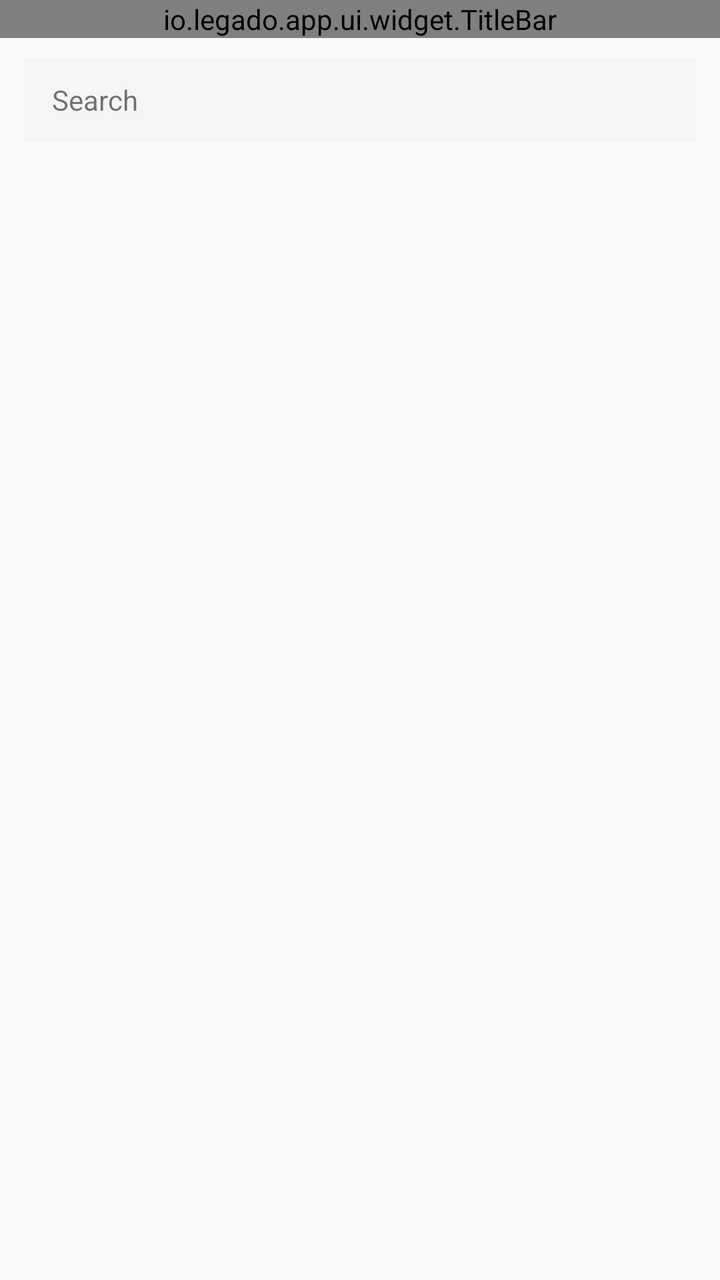
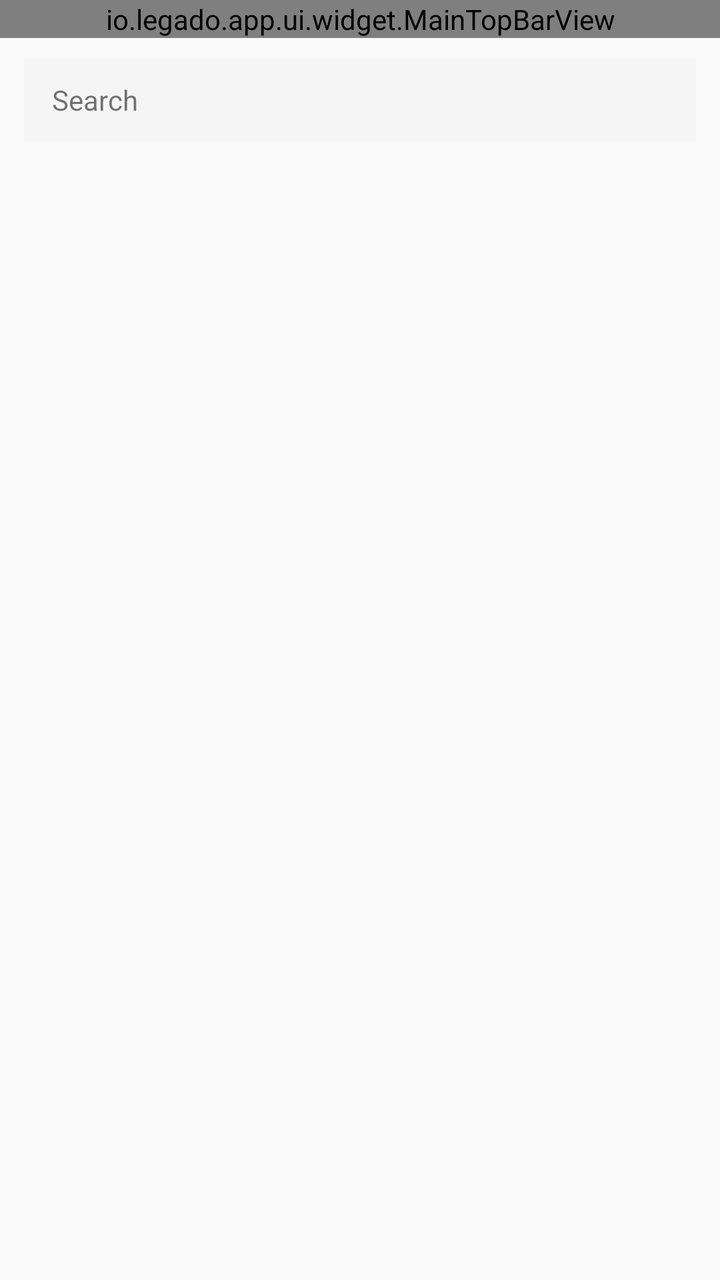

The first picture is an Android layout as it rendered before a commit; the second is the same layout after the commit. The layout source and the unified diff follow.
<!-- AndroidManifest.xml: application theme AppTheme.Light -->
<!-- res/layout/activity_ai_image_gallery.xml -->
<?xml version="1.0" encoding="utf-8"?>
<LinearLayout xmlns:android="http://schemas.android.com/apk/res/android"
    xmlns:app="http://schemas.android.com/apk/res-auto"
    android:layout_width="match_parent"
    android:layout_height="match_parent"
    android:orientation="vertical">

    <io.legado.app.ui.widget.TitleBar
        android:id="@+id/title_bar"
        android:layout_width="match_parent"
        android:layout_height="wrap_content"
        app:title="@string/ai_image_gallery" />

    <EditText
        android:id="@+id/et_search"
        android:layout_width="match_parent"
        android:layout_height="42dp"
        android:layout_marginStart="12dp"
        android:layout_marginTop="10dp"
        android:layout_marginEnd="12dp"
        android:background="@color/background_card"
        android:hint="@string/search"
        android:imeOptions="actionSearch"
        android:inputType="text"
        android:paddingStart="14dp"
        android:paddingEnd="14dp"
        android:singleLine="true"
        android:textColor="@color/primaryText"
        android:textColorHint="@color/secondaryText"
        android:textSize="14sp" />

    <HorizontalScrollView
        android:layout_width="match_parent"
        android:layout_height="wrap_content"
        android:clipToPadding="false"
        android:overScrollMode="never"
        android:paddingStart="12dp"
        android:paddingTop="10dp"
        android:paddingEnd="12dp"
        android:scrollbars="none">

        <LinearLayout
            android:id="@+id/filter_container"
            android:layout_width="wrap_content"
            android:layout_height="wrap_content"
            android:orientation="horizontal" />

    </HorizontalScrollView>

    <androidx.recyclerview.widget.RecyclerView
        android:id="@+id/recycler_view"
        android:layout_width="match_parent"
        android:layout_height="0dp"
        android:layout_marginTop="8dp"
        android:layout_weight="1"
        android:clipToPadding="false"
        android:paddingStart="10dp"
        android:paddingEnd="10dp"
        android:paddingBottom="16dp" />

    <LinearLayout
        android:id="@+id/batch_bar"
        android:layout_width="match_parent"
        android:layout_height="56dp"
        android:gravity="center_vertical|end"
        android:orientation="horizontal"
        android:paddingStart="12dp"
        android:paddingEnd="12dp"
        android:visibility="gone">

        <TextView
            android:id="@+id/tv_batch_count"
            android:layout_width="0dp"
            android:layout_height="match_parent"
            android:layout_weight="1"
            android:ellipsize="end"
            android:gravity="center_vertical"
            android:includeFontPadding="false"
            android:singleLine="true"
            android:textSize="14sp" />

        <TextView
            android:id="@+id/btn_batch_select_all"
            android:layout_width="wrap_content"
            android:layout_height="38dp"
            android:layout_gravity="center_vertical"
            android:gravity="center"
            android:includeFontPadding="false"
            android:minWidth="72dp"
            android:paddingStart="10dp"
            android:paddingEnd="10dp"
            android:singleLine="true"
            android:text="@string/select_all"
            android:textAlignment="center"
            android:textSize="13sp" />

        <TextView
            android:id="@+id/btn_batch_group"
            android:layout_width="wrap_content"
            android:layout_height="38dp"
            android:layout_gravity="center_vertical"
            android:layout_marginStart="8dp"
            android:gravity="center"
            android:includeFontPadding="false"
            android:minWidth="72dp"
            android:paddingStart="10dp"
            android:paddingEnd="10dp"
            android:singleLine="true"
            android:text="@string/ai_image_group"
            android:textAlignment="center"
            android:textSize="13sp" />

        <TextView
            android:id="@+id/btn_batch_delete"
            android:layout_width="wrap_content"
            android:layout_height="38dp"
            android:layout_gravity="center_vertical"
            android:layout_marginStart="8dp"
            android:gravity="center"
            android:includeFontPadding="false"
            android:minWidth="72dp"
            android:paddingStart="10dp"
            android:paddingEnd="10dp"
            android:singleLine="true"
            android:text="@string/delete"
            android:textAlignment="center"
            android:textSize="13sp" />

        <TextView
            android:id="@+id/btn_batch_cancel"
            android:layout_width="wrap_content"
            android:layout_height="38dp"
            android:layout_gravity="center_vertical"
            android:layout_marginStart="8dp"
            android:gravity="center"
            android:includeFontPadding="false"
            android:minWidth="72dp"
            android:paddingStart="10dp"
            android:paddingEnd="10dp"
            android:singleLine="true"
            android:text="@string/cancel"
            android:textAlignment="center"
            android:textSize="13sp" />

    </LinearLayout>

    <TextView
        android:id="@+id/tv_empty"
        android:layout_width="match_parent"
        android:layout_height="0dp"
        android:layout_weight="1"
        android:gravity="center"
        android:text="@string/ai_image_gallery_empty"
        android:textSize="14sp"
        android:visibility="gone" />

</LinearLayout>
<!-- resources referenced by this layout -->
<resources>
  <color name="background_card">@color/md_grey_100</color>
  <color name="primaryText">#de000000</color>
  <color name="secondaryText">#8a000000</color>
  <string name="ai_image_gallery">AI gallery</string>
  <string name="ai_image_gallery_empty">No images</string>
  <string name="ai_image_group">Group</string>
  <string name="cancel">Cancel</string>
  <string name="delete">Delete</string>
  <string name="search">Search</string>
  <string name="select_all">Select all</string>
  <style name="AppTheme.Light" parent="Base.AppTheme">
          <item name="actionBarStyle">@style/AppTheme.AppBarOverlay.Light</item>
      </style>
  <color name="md_grey_100">#F5F5F5</color>
  <style name="Base.AppTheme" parent="Theme.AppCompat.DayNight.NoActionBar">
          <item name="colorPrimary">@color/primary</item>
          <item name="colorPrimaryDark">@color/primaryDark</item>
          <item name="colorAccent">@color/accent</item>
          <item name="actionOverflowMenuStyle">@style/Style.PopupMenu</item>
          <item name="android:itemTextAppearance">@style/Style.MenuItemText</item>
          <item name="android:popupMenuStyle">@style/Style.PopupMenu</item>
          <item name="android:statusBarColor">@color/transparent</item>
          <item name="android:windowDrawsSystemBarBackgrounds">true</item>
      </style>
  <style name="AppTheme.AppBarOverlay.Light" parent="ThemeOverlay.AppCompat.Light">
          <item name="colorAccent">@color/md_grey_900</item>
      </style>
  <color name="primary">@color/md_light_blue_800</color>
  <color name="primaryDark">@color/md_light_blue_900</color>
  <color name="accent">@color/md_pink_800</color>
  <style name="Style.PopupMenu" parent="Widget.AppCompat.PopupMenu">
          <item name="android:popupBackground">@drawable/bg_popup_menu</item>
      </style>
  <style name="Style.MenuItemText" parent="@android:style/TextAppearance.Widget.IconMenu.Item">
          <item name="android:textColor">@color/menu_color_default</item>
          <item name="android:textSize">16sp</item>
      </style>
  <color name="transparent">#00000000</color>
  <color name="md_grey_900">#212121</color>
  <color name="md_light_blue_800">#0277BD</color>
  <color name="md_light_blue_900">#01579B</color>
  <color name="md_pink_800">#AD1457</color>
  <!-- drawable bg_popup_menu (drawable) -->
  <?xml version="1.0" encoding="utf-8"?>
  <shape xmlns:android="http://schemas.android.com/apk/res/android"
         android:shape="rectangle">
  
      <solid android:color="@color/background_menu"/>
  
      <corners android:radius="2dp"/>
  
  </shape>
  <color name="menu_color_default">#383838</color>
  <color name="background_menu">@color/md_grey_200</color>
  <color name="md_grey_200">#EEEEEE</color>
</resources>

<!-- the commit's change to res/layout/activity_ai_image_gallery.xml (unified diff, before → after) -->
@@ -5,11 +5,10 @@
     android:layout_height="match_parent"
     android:orientation="vertical">
 
-    <io.legado.app.ui.widget.TitleBar
+    <io.legado.app.ui.widget.MainTopBarView
         android:id="@+id/title_bar"
         android:layout_width="match_parent"
-        android:layout_height="wrap_content"
-        app:title="@string/ai_image_gallery" />
+        android:layout_height="wrap_content" />
 
     <EditText
         android:id="@+id/et_search"
<!-- resource entries referenced after the edit -->
@@ -3,7 +3,6 @@
   <color name="background_card">@color/md_grey_100</color>
   <color name="primaryText">#de000000</color>
   <color name="secondaryText">#8a000000</color>
-  <string name="ai_image_gallery">AI gallery</string>
   <string name="ai_image_gallery_empty">No images</string>
   <string name="ai_image_group">Group</string>
   <string name="cancel">Cancel</string>
